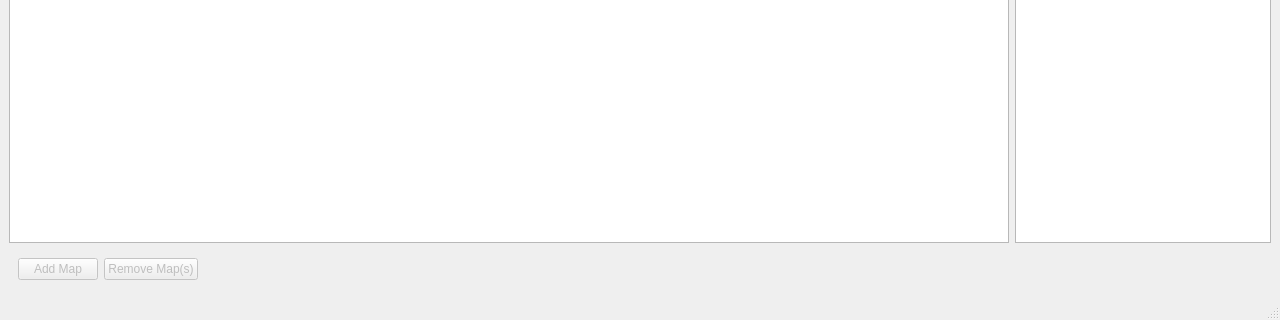
First picture: the form in mainwindow.ui, repository FortuneStreetModding/csmm-qt, before the edit; both pictures show x 0 to 1280 and y 400 to 720 of the 1280 by 720 pixel window.
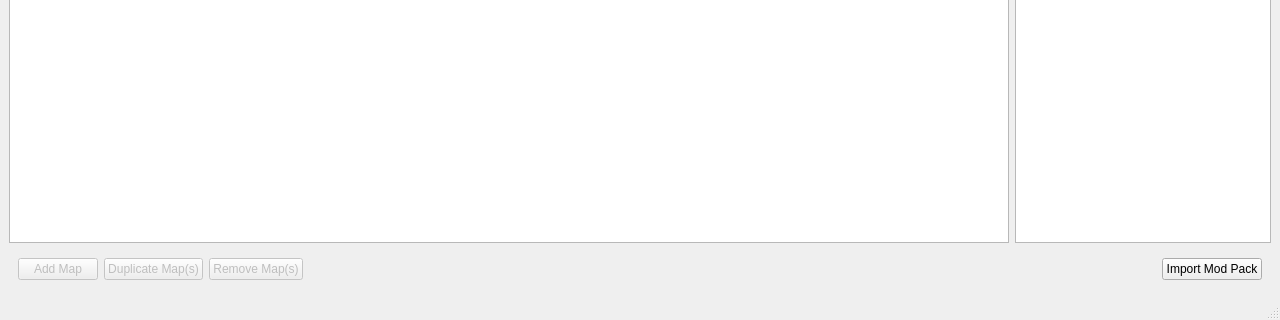
Second picture: the form after the edit. Custom widgets are drawn as their Qt base class.

Diff of the .ui file:
```diff
--- a/mainwindow.ui
+++ b/mainwindow.ui
@@ -33,18 +33,43 @@
      </layout>
     </item>
     <item>
-     <widget class="QWidget" name="mapToolbar" native="true">
+     <widget class="QWidget" name="toolbar" native="true">
       <property name="enabled">
-       <bool>false</bool>
+       <bool>true</bool>
       </property>
       <layout class="QHBoxLayout" name="horizontalLayout">
        <item>
+        <widget class="QWidget" name="mapToolbar" native="true">
+         <property name="enabled">
+          <bool>false</bool>
+         </property>
+         <layout class="QHBoxLayout" name="horizontalLayout_3">
+          <property name="leftMargin">
+           <number>0</number>
+          </property>
+          <property name="topMargin">
+           <number>0</number>
+          </property>
+          <property name="rightMargin">
+           <number>0</number>
+          </property>
+          <property name="bottomMargin">
+           <number>0</number>
+          </property>
+          <item>
         <widget class="QPushButton" name="addMap">
          <property name="text">
           <string>Add Map</string>
          </property>
         </widget>
        </item>
+          <item>
+           <widget class="QPushButton" name="duplicateMap">
+            <property name="text">
+             <string>Duplicate Map(s)</string>
+            </property>
+           </widget>
+          </item>
        <item>
         <widget class="QPushButton" name="removeMap">
          <property name="text">
@@ -52,6 +77,9 @@
          </property>
         </widget>
        </item>
+         </layout>
+        </widget>
+       </item>
        <item>
         <spacer name="horizontalSpacer">
          <property name="orientation">
@@ -65,6 +93,13 @@
          </property>
         </spacer>
        </item>
+       <item>
+        <widget class="QPushButton" name="importModPack">
+         <property name="text">
+          <string>Import Mod Pack</string>
+         </property>
+        </widget>
+       </item>
       </layout>
      </widget>
     </item>
```
Left out of the diff: 6 changed lines with no effect on the pictures. Lines whose indentation alone changed are shown as unchanged.
